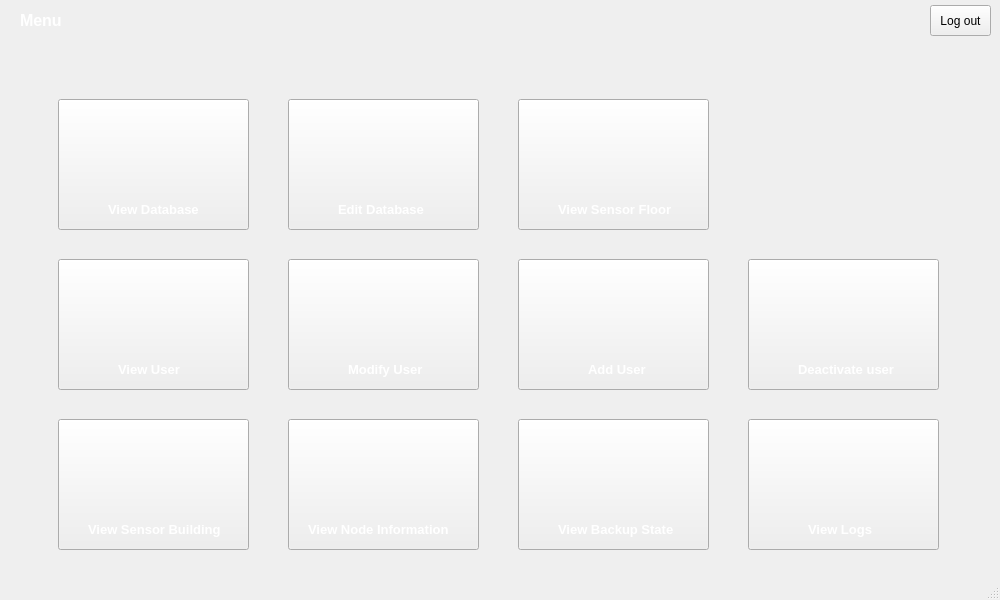
QuiannZo/Intelligent_Building, file PI-Edificio/menuwindow.ui: the form before one commit.
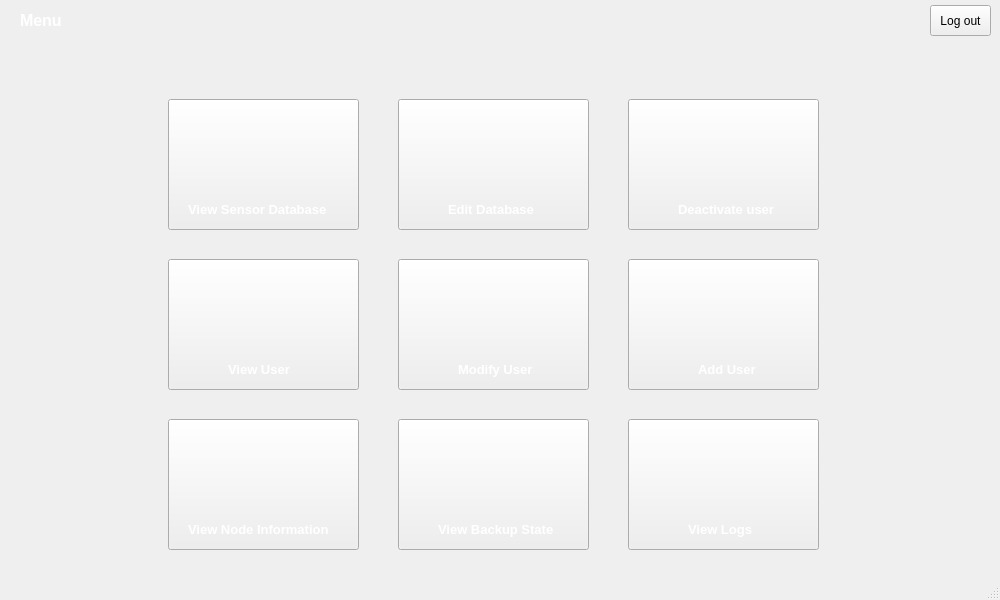
The form after the commit.

Commit message: Logs working and database working.

The edit to the form file:
```diff
--- a/PI-Edificio/menuwindow.ui
+++ b/PI-Edificio/menuwindow.ui
@@ -71,7 +71,7 @@
     <widget class="QPushButton" name="pushButton">
      <property name="geometry">
       <rect>
-       <x>60</x>
+       <x>170</x>
        <y>60</y>
        <width>191</width>
        <height>131</height>
@@ -91,9 +91,9 @@
     <widget class="QLabel" name="label">
      <property name="geometry">
       <rect>
-       <x>110</x>
+       <x>190</x>
        <y>160</y>
-       <width>101</width>
+       <width>151</width>
        <height>20</height>
       </rect>
      </property>
@@ -107,33 +107,13 @@
       <string notr="true">color: white;</string>
      </property>
      <property name="text">
-      <string>View Database</string>
+      <string>View Sensor Database</string>
      </property>
     </widget>
     <widget class="QPushButton" name="pushButton2">
      <property name="geometry">
       <rect>
-       <x>290</x>
-       <y>60</y>
-       <width>191</width>
-       <height>131</height>
-      </rect>
-     </property>
-     <property name="styleSheet">
-      <string notr="true">background-color: #32383D;
-                                  color: white;
-                                  }
-                                  QPushButton:pressed {
-                                  background-color: rgba(255, 255, 255, 0.2);</string>
-     </property>
-     <property name="text">
-      <string/>
-     </property>
-    </widget>
-    <widget class="QPushButton" name="pushButton3">
-     <property name="geometry">
-      <rect>
-       <x>520</x>
+       <x>400</x>
        <y>60</y>
        <width>191</width>
        <height>131</height>
@@ -153,7 +133,7 @@
     <widget class="QLabel" name="label_3">
      <property name="geometry">
       <rect>
-       <x>340</x>
+       <x>450</x>
        <y>160</y>
        <width>101</width>
        <height>20</height>
@@ -172,33 +152,11 @@
       <string>Edit Database</string>
      </property>
     </widget>
-    <widget class="QLabel" name="label_4">
-     <property name="geometry">
-      <rect>
-       <x>560</x>
-       <y>160</y>
-       <width>121</width>
-       <height>20</height>
-      </rect>
-     </property>
-     <property name="font">
-      <font>
-       <pointsize>10</pointsize>
-       <bold>true</bold>
-      </font>
-     </property>
-     <property name="styleSheet">
-      <string notr="true">color: white;</string>
-     </property>
-     <property name="text">
-      <string>View Sensor Floor</string>
-     </property>
-    </widget>
     <widget class="QLabel" name="label_6">
      <property name="geometry">
       <rect>
-       <x>800</x>
-       <y>320</y>
+       <x>680</x>
+       <y>160</y>
        <width>101</width>
        <height>20</height>
       </rect>
@@ -219,7 +177,7 @@
     <widget class="QLabel" name="label_7">
      <property name="geometry">
       <rect>
-       <x>350</x>
+       <x>460</x>
        <y>320</y>
        <width>91</width>
        <height>20</height>
@@ -241,7 +199,7 @@
     <widget class="QLabel" name="label_8">
      <property name="geometry">
       <rect>
-       <x>590</x>
+       <x>700</x>
        <y>320</y>
        <width>71</width>
        <height>20</height>
@@ -263,7 +221,7 @@
     <widget class="QLabel" name="label_9">
      <property name="geometry">
       <rect>
-       <x>120</x>
+       <x>230</x>
        <y>320</y>
        <width>91</width>
        <height>20</height>
@@ -285,8 +243,8 @@
     <widget class="QPushButton" name="pushButton7">
      <property name="geometry">
       <rect>
-       <x>750</x>
-       <y>220</y>
+       <x>630</x>
+       <y>60</y>
        <width>191</width>
        <height>131</height>
       </rect>
@@ -305,7 +263,7 @@
     <widget class="QPushButton" name="pushButton4">
      <property name="geometry">
       <rect>
-       <x>60</x>
+       <x>170</x>
        <y>220</y>
        <width>191</width>
        <height>131</height>
@@ -325,7 +283,7 @@
     <widget class="QPushButton" name="pushButton5">
      <property name="geometry">
       <rect>
-       <x>290</x>
+       <x>400</x>
        <y>220</y>
        <width>191</width>
        <height>131</height>
@@ -345,7 +303,7 @@
     <widget class="QPushButton" name="pushButton6">
      <property name="geometry">
       <rect>
-       <x>520</x>
+       <x>630</x>
        <y>220</y>
        <width>191</width>
        <height>131</height>
@@ -365,7 +323,7 @@
     <widget class="QLabel" name="label_10">
      <property name="geometry">
       <rect>
-       <x>810</x>
+       <x>690</x>
        <y>480</y>
        <width>101</width>
        <height>20</height>
@@ -387,7 +345,7 @@
     <widget class="QLabel" name="label_11">
      <property name="geometry">
       <rect>
-       <x>310</x>
+       <x>190</x>
        <y>480</y>
        <width>161</width>
        <height>20</height>
@@ -409,7 +367,7 @@
     <widget class="QLabel" name="label_12">
      <property name="geometry">
       <rect>
-       <x>560</x>
+       <x>440</x>
        <y>480</y>
        <width>121</width>
        <height>20</height>
@@ -428,52 +386,10 @@
       <string>View Backup State</string>
      </property>
     </widget>
-    <widget class="QLabel" name="label_13">
-     <property name="geometry">
-      <rect>
-       <x>90</x>
-       <y>480</y>
-       <width>141</width>
-       <height>20</height>
-      </rect>
-     </property>
-     <property name="font">
-      <font>
-       <pointsize>10</pointsize>
-       <bold>true</bold>
-      </font>
-     </property>
-     <property name="styleSheet">
-      <string notr="true">color: white;</string>
-     </property>
-     <property name="text">
-      <string>View Sensor Building</string>
-     </property>
-    </widget>
     <widget class="QPushButton" name="pushButton11">
      <property name="geometry">
       <rect>
-       <x>750</x>
-       <y>380</y>
-       <width>191</width>
-       <height>131</height>
-      </rect>
-     </property>
-     <property name="styleSheet">
-      <string notr="true">background-color: #32383D;
-                                  color: white;
-                                  }
-                                  QPushButton:pressed {
-                                  background-color: rgba(255, 255, 255, 0.2);</string>
-     </property>
-     <property name="text">
-      <string/>
-     </property>
-    </widget>
-    <widget class="QPushButton" name="pushButton8">
-     <property name="geometry">
-      <rect>
-       <x>60</x>
+       <x>630</x>
        <y>380</y>
        <width>191</width>
        <height>131</height>
@@ -493,7 +409,7 @@
     <widget class="QPushButton" name="pushButton9">
      <property name="geometry">
       <rect>
-       <x>290</x>
+       <x>170</x>
        <y>380</y>
        <width>191</width>
        <height>131</height>
@@ -513,7 +429,7 @@
     <widget class="QPushButton" name="pushButton10">
      <property name="geometry">
       <rect>
-       <x>520</x>
+       <x>400</x>
        <y>380</y>
        <width>191</width>
        <height>131</height>
```
Left out of the diff: 6 changed lines with no effect on the pictures. The commit also changes 31 other files.
